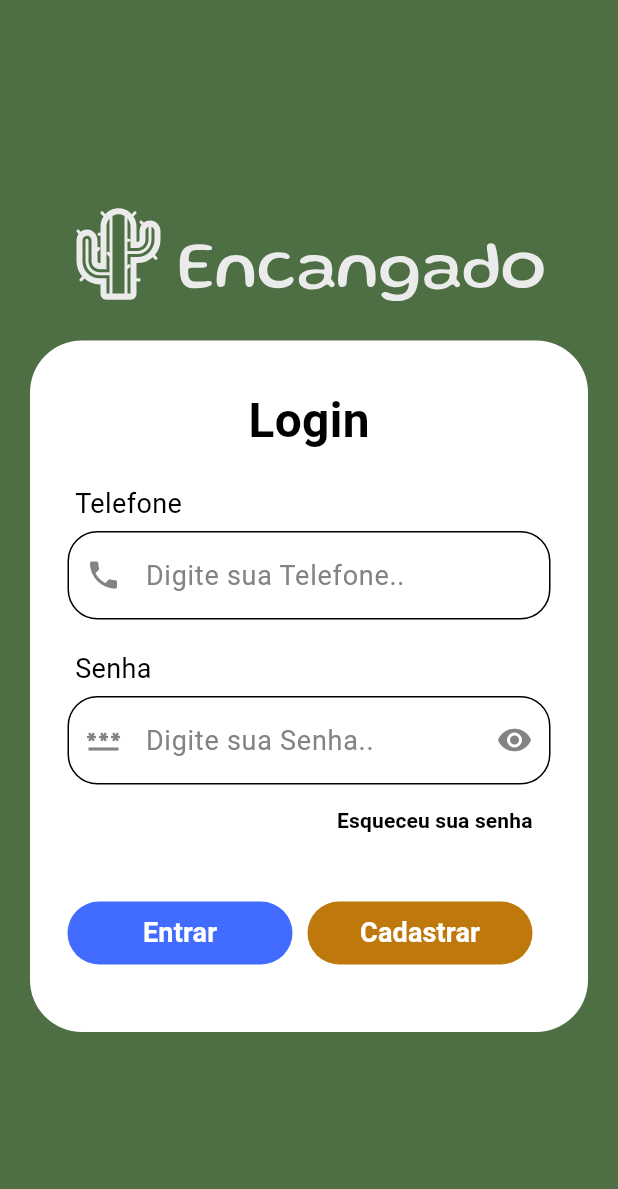
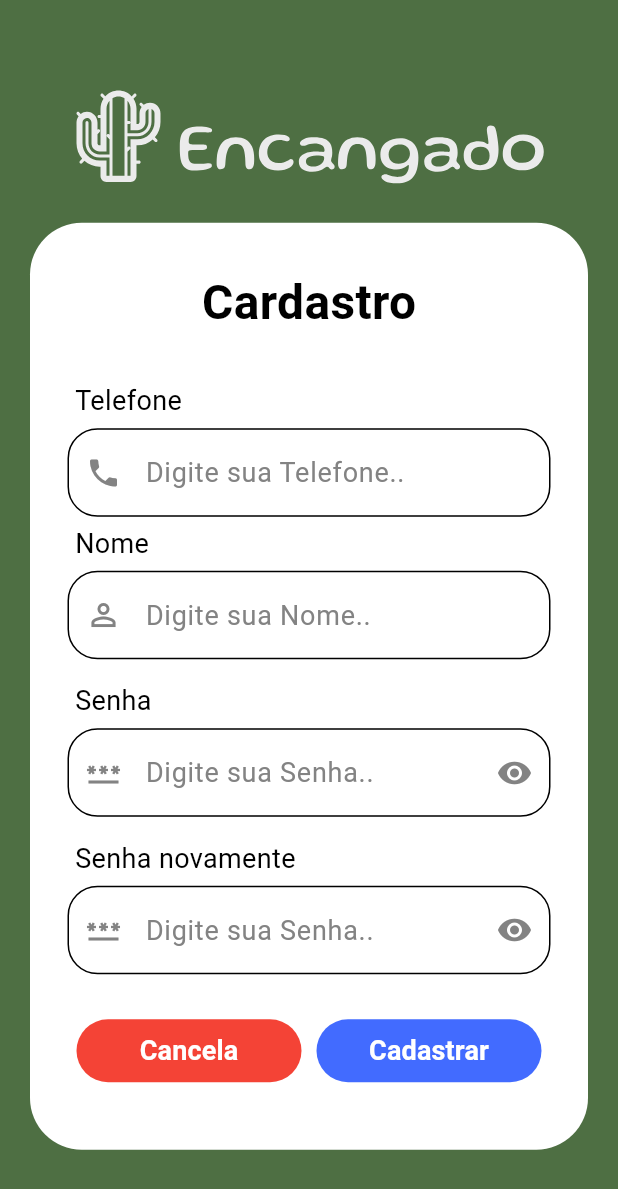
Before and after one commit to marcelodev30/encangodo, a Flutter app: the screen it shows after launch, after a tap on "Cadastrar", on a phone screen of 412 x 824 dp. Shown: the top 1189 px of the screen. Run offline on Flutter 3.47's test engine with Material 3 defaults, Android fonts, the phone set to English and light mode, and no system bars; our stand-ins replace brasil_fields, flutter_svg; network calls fail.

Commit message:
mark 4.0

```diff
--- a/mobile/encangado/lib/Pages/sign_In_Up/cardastro/cardastro.page.dart
+++ b/mobile/encangado/lib/Pages/sign_In_Up/cardastro/cardastro.page.dart
@@ -0,0 +1,62 @@
+import 'package:brasil_fields/brasil_fields.dart';
+import 'package:encangado/Pages/sign_In_Up/design.page.dart';
+import 'package:encangado/Pages/sign_In_Up/shared/app.InputDecoration.dart';
+import 'package:encangado/Pages/sign_In_Up/widget/app.Button.dart';
+import 'package:encangado/Pages/sign_In_Up/widget/app.Text.titulo.dart';
+import 'package:encangado/shared/widgets/text.dart';
+import 'package:flutter/material.dart';
+import 'package:flutter/services.dart';
+
+class CardastroPage extends StatelessWidget {
+  const CardastroPage({super.key});
+
+  @override
+  Widget build(BuildContext context) {
+    return DesignInUpPage(
+        dados: Column(
+      children: [
+        const TextTitulo(value: 'Cardastro'),
+        Form(
+            child: Padding(
+          padding: const EdgeInsets.symmetric(horizontal: 25, vertical: 15),
+          child: Column(
+            crossAxisAlignment: CrossAxisAlignment.start,
+            mainAxisAlignment: MainAxisAlignment.start,
+            children: [
+              TextLabe(titulo: 'Telefone'),
+              TextFormField(inputFormatters: [
+                FilteringTextInputFormatter.digitsOnly,
+                TelefoneInputFormatter(),
+              ], decoration: AppInputDecoration.telefone),
+              TextLabe(titulo: 'Nome'),
+              TextFormField(decoration: AppInputDecoration.nome),
+              const SizedBox(height: 10),
+              TextLabe(titulo: 'Senha'),
+              TextFormField(decoration: AppInputDecoration.senha),
+              const SizedBox(height: 10),
+              TextLabe(titulo: 'Senha novamente'),
+              TextFormField(decoration: AppInputDecoration.senha),
+              const SizedBox(height: 30),
+              Row(
+                mainAxisAlignment: MainAxisAlignment.center,
+                children: [
+                  Button(
+                      titulo: 'Cancela',
+                      color: Colors.red,
+                      onTap: () {
+                        Navigator.pop(context);
+                      }),
+                  const SizedBox(width: 10),
+                  Button(
+                      titulo: 'Cadastrar',
+                      color: const Color.fromRGBO(66, 107, 255, 1),
+                      onTap: () {}),
+                ],
+              ),
+            ],
+          ),
+        )),
+      ],
+    ));
+  }
+}
--- a/mobile/encangado/lib/Pages/sign_In_Up/login/login.page.dart
+++ b/mobile/encangado/lib/Pages/sign_In_Up/login/login.page.dart
@@ -1,12 +1,12 @@
 import 'package:brasil_fields/brasil_fields.dart';
 import 'package:encangado/Pages/home.pege.dart';
+import 'package:encangado/Pages/sign_In_Up/cardastro/cardastro.page.dart';
 import 'package:encangado/Pages/sign_In_Up/design.page.dart';
 import 'package:encangado/Pages/sign_In_Up/shared/app.InputDecoration.dart';
-import 'package:encangado/shared/app.TextStyle.dart';
+import 'package:encangado/Pages/sign_In_Up/widget/app.Button.dart';
 import 'package:encangado/shared/widgets/text.dart';
 import 'package:flutter/material.dart';
 import 'package:flutter/services.dart';
-
 
 class LoginPage extends StatefulWidget {
   const LoginPage({super.key});
@@ -23,12 +23,10 @@ class _LoginPageState extends State<LoginPage> {
         children: [
           const SizedBox(height: 30),
           const Text('Login',
-                      style: TextStyle(
-                          fontSize: 31.88, fontWeight: FontWeight.w700)),
+              style: TextStyle(fontSize: 31.88, fontWeight: FontWeight.w700)),
           Form(
               child: Padding(
-                    padding: const EdgeInsets.symmetric(
-                        horizontal: 25, vertical: 15),
+            padding: const EdgeInsets.symmetric(horizontal: 25, vertical: 15),
             child: Column(
               mainAxisAlignment: MainAxisAlignment.start,
               crossAxisAlignment: CrossAxisAlignment.start,
@@ -38,7 +36,7 @@ class _LoginPageState extends State<LoginPage> {
                   FilteringTextInputFormatter.digitsOnly,
                   TelefoneInputFormatter(),
                 ], decoration: AppInputDecoration.telefone),
-                        const SizedBox(height: 15),
+                const SizedBox(height: 10),
                 TextLabe(titulo: 'Senha'),
                 TextFormField(decoration: AppInputDecoration.senha),
                 Row(
@@ -50,8 +48,7 @@ class _LoginPageState extends State<LoginPage> {
                       child: const Text(
                         'Esqueceu sua senha',
                         style: TextStyle(
-                                    color: Colors.black,
-                                    fontWeight: FontWeight.w700),
+                            color: Colors.black, fontWeight: FontWeight.w700),
                       ),
                     )
                   ],
@@ -59,41 +56,28 @@ class _LoginPageState extends State<LoginPage> {
                 Container(
                   margin: const EdgeInsets.only(top: 30),
                   child: Row(
+                    mainAxisAlignment: MainAxisAlignment.center,
                     children: [
-                              SizedBox(
-                                width: 150,
-                                height: 42,
-                                child: TextButton(
-                                    onPressed: () {
+                      Button(
+                          titulo: 'Entrar',
+                          color: const Color.fromRGBO(66, 107, 255, 1),
+                          onTap: () {
+                            Navigator.push(
+                                context,
+                                MaterialPageRoute(
+                                    builder: (context) => const HomePage()));
+                          }),
+                      const SizedBox(width: 10),
+                      Button(
+                          titulo: 'Cadastrar',
+                          color: const Color.fromRGBO(191, 120, 12, 1),
+                          onTap: () {
                             Navigator.push(
                                 context,
                                 MaterialPageRoute(
                                     builder: (context) =>
-                                                  const HomePage()));
-                                    },
-                                    style: const ButtonStyle(
-                                      backgroundColor: MaterialStatePropertyAll(
-                                          Color.fromRGBO(66, 107, 255, 1)),
-                                    ),
-                                    child: Text(
-                                      'Entrar',
-                                      style: AppTextStyle.styleTextButton,
-                                    )),
-                              ),
-                              Container(
-                                margin: const EdgeInsets.only(left: 10),
-                                width: 150,
-                                height: 42,
-                                child: TextButton(
-                                    onPressed: () {},
-                                    style: const ButtonStyle(
-                                        backgroundColor:
-                                            MaterialStatePropertyAll(
-                                                Color.fromRGBO(
-                                                    191, 120, 12, 1))),
-                                    child: Text('Cadastrar',
-                                        style: AppTextStyle.styleTextButton)),
-                              )
+                                        const CardastroPage()));
+                          }),
                     ],
                   ),
                 )
@@ -101,9 +85,7 @@ class _LoginPageState extends State<LoginPage> {
             ),
           ))
         ],
-              ),)
-
-
-   ;
+      ),
+    );
   }
 }
--- a/mobile/encangado/lib/Pages/sign_In_Up/shared/app.InputDecoration.dart
+++ b/mobile/encangado/lib/Pages/sign_In_Up/shared/app.InputDecoration.dart
@@ -4,6 +4,17 @@ import 'package:encangado/shared/app.TextStyle.dart';
 import 'package:flutter/material.dart';
 
 class AppInputDecoration {
+  static get nome => InputDecoration(
+      hintText: 'Digite sua Nome..',
+      hintStyle: AppTextStyle.labelStyle,
+      prefixIcon: Icon(
+        Icons.person_outline_outlined,
+        color: AppColor.gray,
+      ),
+      border: OutlineInputBorder(
+        borderRadius: BorderRadius.circular(AppSize.borderRadiusInput),
+      ));
+
   static get telefone => InputDecoration(
       hintText: 'Digite sua Telefone..',
       hintStyle: AppTextStyle.labelStyle,
--- /dev/null
+++ b/mobile/encangado/lib/Pages/sign_In_Up/widget/app.Button.dart
@@ -0,0 +1,30 @@
+import 'package:encangado/shared/app.TextStyle.dart';
+import 'package:flutter/material.dart';
+
+class Button extends StatelessWidget {
+  final Color? color;
+  final void Function()? onTap;
+  final String titulo;
+  const Button(
+      {super.key,
+      required this.titulo,
+      required this.color,
+      required this.onTap});
+
+  @override
+  Widget build(BuildContext context) {
+    return SizedBox(
+      width: 150,
+      height: 42,
+      child: TextButton(
+          onPressed: onTap,
+          style: ButtonStyle(
+            backgroundColor: MaterialStatePropertyAll(color),
+          ),
+          child: Text(
+            titulo,
+            style: AppTextStyle.styleTextButton,
+          )),
+    );
+  }
+}
--- /dev/null
+++ b/mobile/encangado/lib/Pages/sign_In_Up/widget/app.Text.titulo.dart
@@ -0,0 +1,15 @@
+import 'package:flutter/material.dart';
+
+class TextTitulo extends StatelessWidget {
+  final String value;
+  const TextTitulo({super.key, required this.value});
+
+  @override
+  Widget build(BuildContext context) {
+    return Container(
+      margin: const EdgeInsets.only(top: 30, bottom: 10),
+      child: Text(value,
+          style: const TextStyle(fontSize: 31.88, fontWeight: FontWeight.w700)),
+    );
+  }
+}
```
Lines whose indentation alone changed are shown as unchanged.
